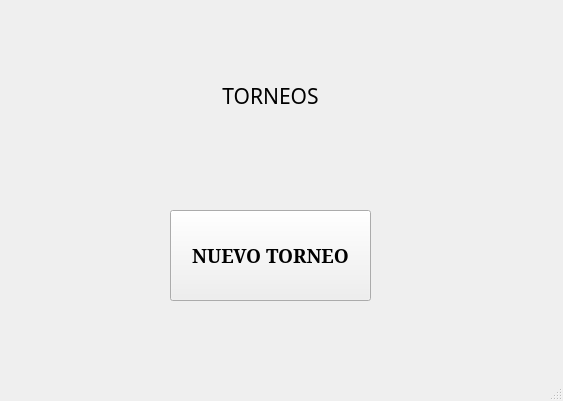
Gino-sys/Proyecto-Final-Programacion, file Interfaz_ui.ui: the form before one commit.
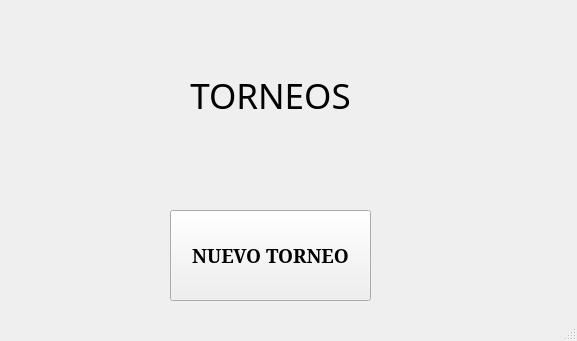
The form after the commit.

What changed in the file:
```diff
--- a/Interfaz_ui.ui
+++ b/Interfaz_ui.ui
@@ -6,8 +6,8 @@
    <rect>
     <x>0</x>
     <y>0</y>
-    <width>563</width>
-    <height>401</height>
+    <width>577</width>
+    <height>341</height>
    </rect>
   </property>
   <property name="minimumSize">
@@ -32,7 +32,7 @@
     <property name="font">
      <font>
       <family>Cooper Black</family>
-      <pointsize>16</pointsize>
+      <pointsize>26</pointsize>
      </font>
     </property>
     <property name="text">
```
Left out of the diff: 32 changed lines with no effect on the pictures.
